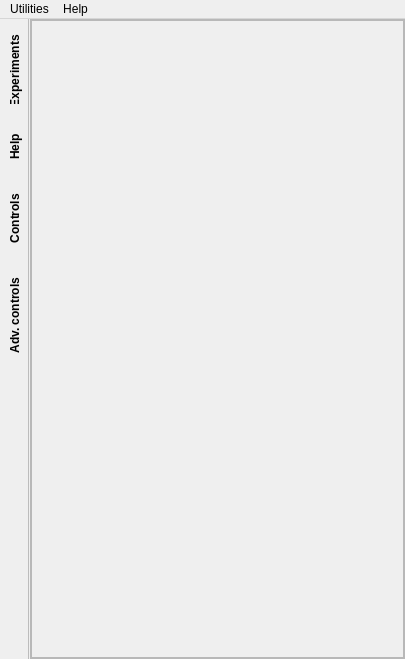
Before: the Qt Designer form SEEL/templates/single_col_exp.ui in jithinbp/SEELablet, drawn with Qt 5.
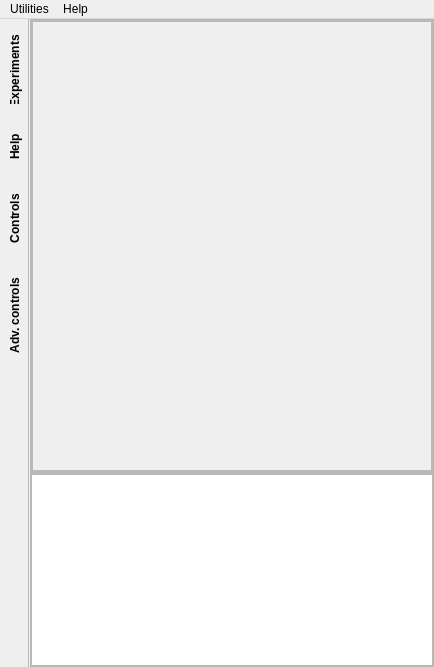
After: the same form once the commit is applied.

Patch:
```diff
--- a/SEEL/templates/single_col_exp.ui
+++ b/SEEL/templates/single_col_exp.ui
@@ -6,8 +6,8 @@
    <rect>
     <x>0</x>
     <y>0</y>
-    <width>405</width>
-    <height>659</height>
+    <width>434</width>
+    <height>667</height>
    </rect>
   </property>
   <property name="minimumSize">
@@ -166,7 +166,28 @@
        <attribute name="toolTip">
         <string>Icons for launching experiments</string>
        </attribute>
-       <layout class="QVBoxLayout" name="verticalLayout">
+       <layout class="QVBoxLayout" name="verticalLayout" stretch="0,0">
+        <property name="spacing">
+         <number>0</number>
+        </property>
+        <property name="margin">
+         <number>0</number>
+        </property>
+        <item>
+         <widget class="QFrame" name="frame">
+          <property name="sizePolicy">
+           <sizepolicy hsizetype="Preferred" vsizetype="MinimumExpanding">
+            <horstretch>0</horstretch>
+            <verstretch>0</verstretch>
+           </sizepolicy>
+          </property>
+          <property name="frameShape">
+           <enum>QFrame::StyledPanel</enum>
+          </property>
+          <property name="frameShadow">
+           <enum>QFrame::Raised</enum>
+          </property>
+          <layout class="QVBoxLayout" name="verticalLayout_4">
         <property name="spacing">
          <number>0</number>
         </property>
@@ -176,7 +197,7 @@
         <item>
          <widget class="QScrollArea" name="scrollArea_4">
           <property name="sizePolicy">
-           <sizepolicy hsizetype="MinimumExpanding" vsizetype="Expanding">
+              <sizepolicy hsizetype="MinimumExpanding" vsizetype="MinimumExpanding">
             <horstretch>0</horstretch>
             <verstretch>0</verstretch>
            </sizepolicy>
@@ -201,12 +222,12 @@
             <rect>
              <x>0</x>
              <y>0</y>
-             <width>373</width>
-             <height>632</height>
+                <width>400</width>
+                <height>444</height>
             </rect>
            </property>
            <property name="sizePolicy">
-            <sizepolicy hsizetype="Preferred" vsizetype="Preferred">
+               <sizepolicy hsizetype="Preferred" vsizetype="MinimumExpanding">
              <horstretch>0</horstretch>
              <verstretch>0</verstretch>
             </sizepolicy>
@@ -227,7 +248,7 @@
             <item row="0" column="0">
              <widget class="QFrame" name="frame_5">
               <property name="sizePolicy">
-               <sizepolicy hsizetype="Preferred" vsizetype="Preferred">
+                  <sizepolicy hsizetype="Preferred" vsizetype="MinimumExpanding">
                 <horstretch>0</horstretch>
                 <verstretch>0</verstretch>
                </sizepolicy>
@@ -273,6 +294,71 @@
         </item>
        </layout>
       </widget>
+        </item>
+        <item>
+         <widget class="QFrame" name="frame_3">
+          <property name="sizePolicy">
+           <sizepolicy hsizetype="Preferred" vsizetype="Maximum">
+            <horstretch>0</horstretch>
+            <verstretch>0</verstretch>
+           </sizepolicy>
+          </property>
+          <property name="frameShape">
+           <enum>QFrame::StyledPanel</enum>
+          </property>
+          <property name="frameShadow">
+           <enum>QFrame::Raised</enum>
+          </property>
+          <layout class="QVBoxLayout" name="verticalLayout_5">
+           <property name="spacing">
+            <number>0</number>
+           </property>
+           <property name="margin">
+            <number>0</number>
+           </property>
+           <item>
+            <widget class="QTextBrowser" name="hintText">
+             <property name="sizePolicy">
+              <sizepolicy hsizetype="Expanding" vsizetype="Maximum">
+               <horstretch>0</horstretch>
+               <verstretch>0</verstretch>
+              </sizepolicy>
+             </property>
+             <property name="minimumSize">
+              <size>
+               <width>0</width>
+               <height>30</height>
+              </size>
+             </property>
+             <property name="maximumSize">
+              <size>
+               <width>16777215</width>
+               <height>16777215</height>
+              </size>
+             </property>
+             <property name="verticalScrollBarPolicy">
+              <enum>Qt::ScrollBarAlwaysOff</enum>
+             </property>
+             <property name="horizontalScrollBarPolicy">
+              <enum>Qt::ScrollBarAlwaysOff</enum>
+             </property>
+             <property name="html">
+              <string>&lt;!DOCTYPE HTML PUBLIC &quot;-//W3C//DTD HTML 4.0//EN&quot; &quot;http://www.w3.org/TR/REC-html40/strict.dtd&quot;&gt;
+&lt;html&gt;&lt;head&gt;&lt;meta name=&quot;qrichtext&quot; content=&quot;1&quot; /&gt;&lt;style type=&quot;text/css&quot;&gt;
+p, li { white-space: pre-wrap; }
+&lt;/style&gt;&lt;/head&gt;&lt;body style=&quot; font-family:'Ubuntu'; font-size:11pt; font-weight:400; font-style:normal;&quot;&gt;
+&lt;p style=&quot;-qt-paragraph-type:empty; margin-top:0px; margin-bottom:0px; margin-left:0px; margin-right:0px; -qt-block-indent:0; text-indent:0px;&quot;&gt;&lt;br /&gt;&lt;/p&gt;&lt;/body&gt;&lt;/html&gt;</string>
+             </property>
+             <property name="textInteractionFlags">
+              <set>Qt::LinksAccessibleByKeyboard|Qt::LinksAccessibleByMouse</set>
+             </property>
+            </widget>
+           </item>
+          </layout>
+         </widget>
+        </item>
+       </layout>
+      </widget>
       <widget class="QWidget" name="tab_2">
        <attribute name="title">
         <string>Help</string>
@@ -474,7 +560,7 @@
     <rect>
      <x>0</x>
      <y>0</y>
-     <width>405</width>
+     <width>434</width>
      <height>25</height>
     </rect>
    </property>
```
Left out of the diff: 11 changed lines with no effect on the pictures. Lines whose indentation alone changed are shown as unchanged.
